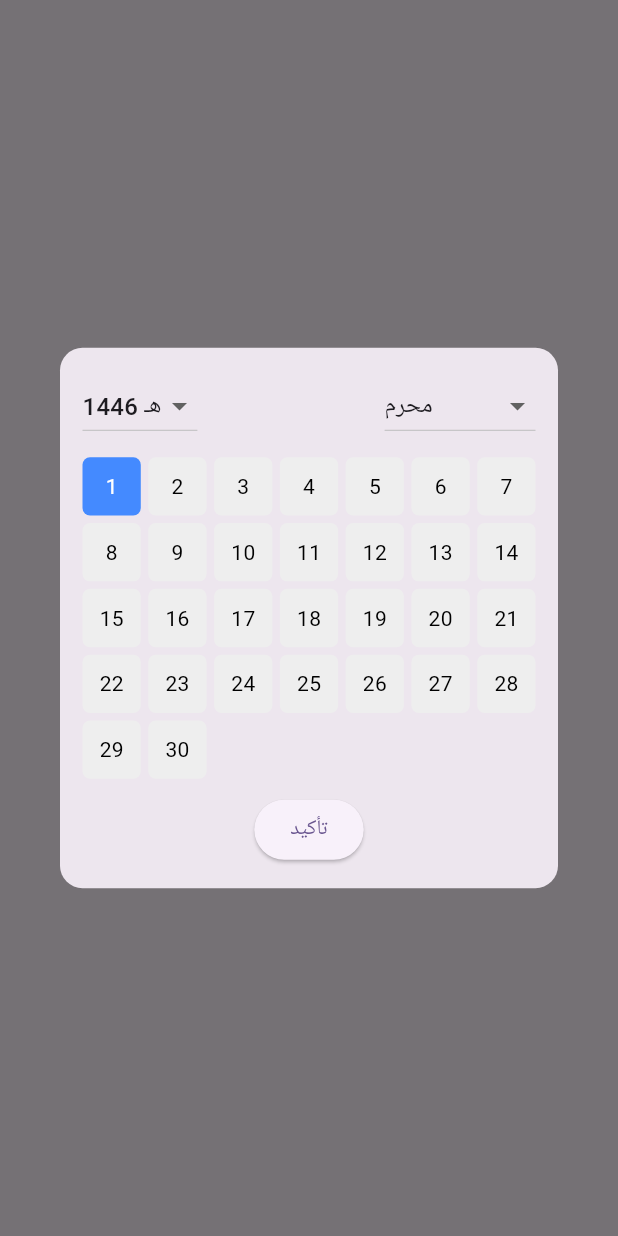
After one commit to mohammadz0606/calendar, a Flutter app: the screen it shows after launch, after a tap on "Click", on a phone screen of 412 x 824 dp. The commit adds this screen. Run offline on Flutter 3.47's test engine with Material 3 defaults, Android fonts, the phone set to English and light mode, and no system bars; our stand-ins replace shimmer, table_calendar.

Commit message:
add showHijriPicker

```diff
--- /dev/null
+++ b/lib/calendar_h.dart
@@ -0,0 +1,201 @@
+import 'dart:developer';
+
+import 'package:calendar/test.dart';
+import 'package:flutter/material.dart';
+
+class CalendarHScreen extends StatefulWidget {
+  const CalendarHScreen({super.key});
+
+  @override
+  State<CalendarHScreen> createState() => _CalendarHScreenState();
+}
+
+class _CalendarHScreenState extends State<CalendarHScreen> {
+
+  @override
+  void initState() {
+    conv();
+    super.initState();
+  }
+
+  @override
+  Widget build(BuildContext context) {
+    return Scaffold(
+      body: Center(
+        child: ElevatedButton(
+          onPressed: () {
+            _showHijriPicker(context);
+          },
+          child: const Text('Click'),
+        ),
+      ),
+    );
+  }
+
+  void _showHijriPicker(BuildContext context) async {
+    // Example of converting Gregorian dates to Hijri
+    final startDate = convertGregorianToHijri(DateTime(1900, 1, 1));
+    final endDate = convertGregorianToHijri(DateTime.now());
+
+    final result = await showDialog<Map<String, int>>(
+      context: context,
+      builder: (context) => HijriDatePicker(
+        startDate: startDate,
+        endDate: endDate,
+      ),
+    );
+
+    if (result != null) {
+      log(
+          'Selected Hijri Date: ${result['hijriYear']}-${result['hijriMonth']}-${result['hijriDay']}');
+    }
+  }
+}
+
+
+class HijriDatePicker extends StatefulWidget {
+  const HijriDatePicker({
+    super.key,
+    required this.startDate,
+    required this.endDate,
+  });
+
+  final Map<String, int> startDate; // {hijriYear: x, hijriMonth: y, hijriDay: z}
+  final Map<String, int> endDate; // {hijriYear: x, hijriMonth: y, hijriDay: z}
+
+  @override
+  _HijriDatePickerState createState() => _HijriDatePickerState();
+}
+
+class _HijriDatePickerState extends State<HijriDatePicker> {
+  late int selectedYear;
+  late int selectedMonth;
+  late int selectedDay;
+
+  late int startYear;
+  late int endYear;
+
+  @override
+  void initState() {
+    super.initState();
+    // Initialize start and end years
+    startYear = widget.startDate['hijriYear']!;
+    endYear = widget.endDate['hijriYear']!;
+
+    // Default selected values
+    selectedYear = endYear;
+    selectedMonth = 1; // Default to Muharram
+    selectedDay = 1; // Default to 1st day
+  }
+
+  @override
+  Widget build(BuildContext context) {
+    return Dialog(
+      shape: RoundedRectangleBorder(
+        borderRadius: BorderRadius.circular(15),
+      ),
+      child: Padding(
+        padding: const EdgeInsets.all(15),
+        child: Column(
+          mainAxisSize: MainAxisSize.min,
+          children: [
+            // Year and Month Selectors
+            Row(
+              mainAxisAlignment: MainAxisAlignment.spaceBetween,
+              children: [
+                // Year Dropdown
+                DropdownButton<int>(
+                  value: selectedYear,
+                  items: List.generate(
+                    endYear - startYear + 1,
+                        (index) {
+                      final year = startYear + index;
+                      return DropdownMenuItem(
+                        value: year,
+                        child: Text('$year هـ'),
+                      );
+                    },
+                  ),
+                  onChanged: (value) {
+                    setState(() {
+                      selectedYear = value!;
+                    });
+                  },
+                ),
+                // Month Dropdown
+                DropdownButton<int>(
+                  value: selectedMonth,
+                  items: List.generate(
+                    hijriMonths.length,
+                        (index) => DropdownMenuItem(
+                      value: index + 1,
+                      child: Text(hijriMonths[index]),
+                    ),
+                  ),
+                  onChanged: (value) {
+                    setState(() {
+                      selectedMonth = value!;
+                      selectedDay = 1; // Reset day to 1 when month changes
+                    });
+                  },
+                ),
+              ],
+            ),
+
+            const SizedBox(height: 10),
+
+            // Day Grid
+            GridView.builder(
+              shrinkWrap: true,
+              itemCount: daysInHijriMonths[selectedMonth]!,
+              gridDelegate: const SliverGridDelegateWithFixedCrossAxisCount(
+                crossAxisCount: 7, // 7 days in a week
+                crossAxisSpacing: 5,
+                mainAxisSpacing: 5,
+              ),
+              itemBuilder: (context, index) {
+                final day = index + 1;
+                return InkWell(
+                  onTap: () {
+                    setState(() {
+                      selectedDay = day;
+                    });
+                  },
+                  child: Container(
+                    alignment: Alignment.center,
+                    decoration: BoxDecoration(
+                      color: selectedDay == day
+                          ? Colors.blueAccent
+                          : Colors.grey.shade200,
+                      borderRadius: BorderRadius.circular(5),
+                    ),
+                    child: Text(
+                      '$day',
+                      style: TextStyle(
+                        color: selectedDay == day ? Colors.white : Colors.black,
+                      ),
+                    ),
+                  ),
+                );
+              },
+            ),
+
+            const SizedBox(height: 10),
+
+            // Confirm Button
+            ElevatedButton(
+              onPressed: () {
+                Navigator.pop(context, {
+                  'hijriYear': selectedYear,
+                  'hijriMonth': selectedMonth,
+                  'hijriDay': selectedDay,
+                });
+              },
+              child: const Text('تأكيد'),
+            ),
+          ],
+        ),
+      ),
+    );
+  }
+}
--- a/lib/main.dart
+++ b/lib/main.dart
@@ -1,9 +1,12 @@
+import 'package:calendar/test.dart';
 import 'package:flutter/material.dart';
 
 import 'calendar.dart';
+import 'calendar_h.dart';
 
 void main() {
   runApp(const MyApp());
+
 }
 
 class MyApp extends StatelessWidget {
@@ -33,7 +36,7 @@ class MyApp extends StatelessWidget {
         colorScheme: ColorScheme.fromSeed(seedColor: Colors.deepPurple),
         useMaterial3: true,
       ),
-      home: const CalendarScrollExample(),
+      home: const CalendarHScreen(),
     );
   }
 }
--- /dev/null
+++ b/lib/test.dart
@@ -0,0 +1,76 @@
+import 'dart:developer';
+
+import 'package:intl/intl.dart';
+
+List<String> hijriMonths = [
+  'محرم',
+  'صفر',
+  'ربيع الأول',
+  'ربيع الآخر',
+  'جمادى الأولى',
+  'جمادى الآخرة',
+  'رجب',
+  'شعبان',
+  'رمضان',
+  'شوال',
+  'ذو القعدة',
+  'ذو الحجة'
+];
+
+Map<int, int> daysInHijriMonths = {
+  1: 30, // محرم
+  2: 29, // صفر
+  3: 30, // ربيع الأول
+  4: 29, // ربيع الآخر
+  5: 30, // جمادى الأولى
+  6: 29, // جمادى الآخرة
+  7: 30, // رجب
+  8: 29, // شعبان
+  9: 30, // رمضان
+  10: 29, // شوال
+  11: 30, // ذو القعدة
+  12: 30, // ذو الحجة
+};
+
+Map<String, int> convertGregorianToHijri(DateTime gregorianDate) {
+  final referenceGregorian = DateTime(622, 7, 16);
+  final daysSinceReference =
+      gregorianDate.difference(referenceGregorian).inDays;
+
+  // Average length of a Hijri year in days
+  const double averageHijriYearLength = 354.367;
+
+  // Calculate Hijri year and remaining days
+  final hijriYear = (daysSinceReference / averageHijriYearLength).floor() + 1;
+  final remainingDays = daysSinceReference % averageHijriYearLength;
+
+  // Calculate Hijri month and day
+  int hijriMonth = 0;
+  int hijriDay = 0;
+  int dayCount = 0;
+
+  for (int month = 1; month <= 12; month++) {
+    final daysInMonth = daysInHijriMonths[month]!;
+    if (dayCount + daysInMonth > remainingDays) {
+      hijriMonth = month;
+      hijriDay = (remainingDays - dayCount + 1).toInt();
+      break;
+    }
+    dayCount += daysInMonth;
+  }
+
+  return {
+    'hijriYear': hijriYear,
+    'hijriMonth': hijriMonth,
+    'hijriDay': hijriDay,
+  };
+}
+
+void conv() {
+  final gregorianDate = DateTime.now();
+  final hijriDate = convertGregorianToHijri(gregorianDate);
+
+  log(
+    'Gregorian: ${DateFormat.yMMMMd().format(gregorianDate)} -> Hijri: ${hijriDate['hijriDay']} ${hijriMonths[hijriDate['hijriMonth']! - 1]} ${hijriDate['hijriYear']} AH',
+  );
+}
```
